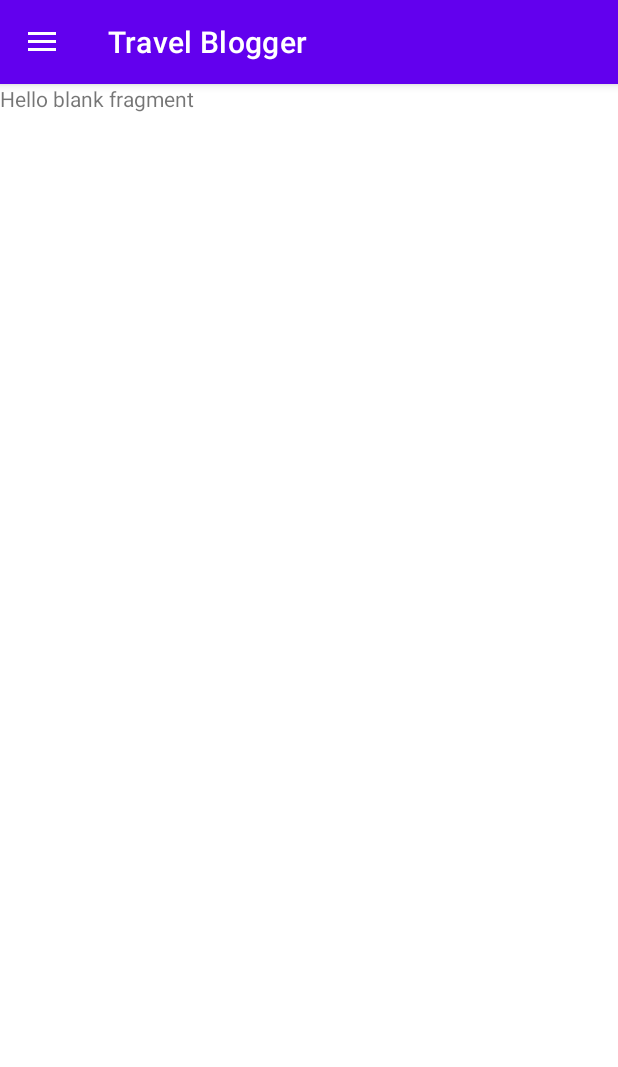
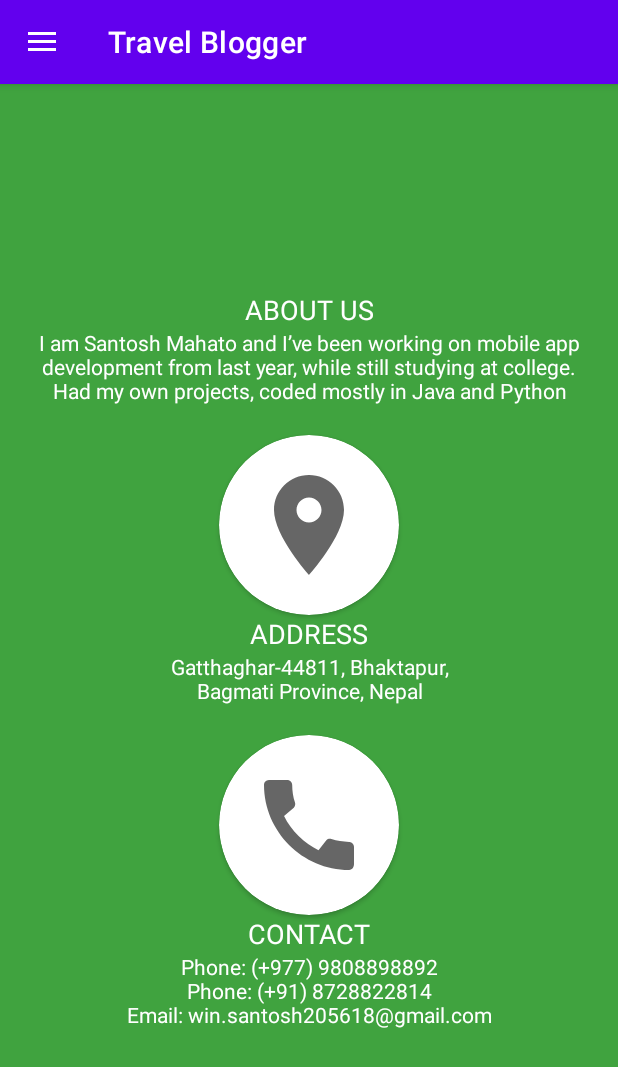
Before and after one commit to santosh199518/TravelBlogger, an Android app: the fragment AboutUsFrag placed in its activity, on a phone screen of 412 x 824 dp. Shown: the top 1067 px of the screen. Run offline under Robolectric (Android 15) with nearby library versions, the phone set to English and light mode, and no system bars; 3 statements that could not run were skipped.

Commit message:
October 10 commit

```diff
--- /dev/null
+++ b/app/src/main/res/drawable-anydpi/ic_contact.xml
@@ -0,0 +1,11 @@
+<vector xmlns:android="http://schemas.android.com/apk/res/android"
+    android:width="24dp"
+    android:height="24dp"
+    android:viewportWidth="24"
+    android:viewportHeight="24"
+    android:tint="#000000"
+    android:alpha="0.6">
+  <path
+      android:fillColor="@android:color/white"
+      android:pathData="M20.01,15.38c-1.23,0 -2.42,-0.2 -3.53,-0.56 -0.35,-0.12 -0.74,-0.03 -1.01,0.24l-1.57,1.97c-2.83,-1.35 -5.48,-3.9 -6.89,-6.83l1.95,-1.66c0.27,-0.28 0.35,-0.67 0.24,-1.02 -0.37,-1.11 -0.56,-2.3 -0.56,-3.53 0,-0.54 -0.45,-0.99 -0.99,-0.99H4.19C3.65,3 3,3.24 3,3.99 3,13.28 10.73,21 20.01,21c0.71,0 0.99,-0.63 0.99,-1.18v-3.45c0,-0.54 -0.45,-0.99 -0.99,-0.99z"/>
+</vector>
--- /dev/null
+++ b/app/src/main/res/drawable-anydpi/ic_location.xml
@@ -0,0 +1,11 @@
+<vector xmlns:android="http://schemas.android.com/apk/res/android"
+    android:width="24dp"
+    android:height="24dp"
+    android:viewportWidth="24"
+    android:viewportHeight="24"
+    android:tint="#000000"
+    android:alpha="0.6">
+  <path
+      android:fillColor="@android:color/white"
+      android:pathData="M12,2C8.13,2 5,5.13 5,9c0,5.25 7,13 7,13s7,-7.75 7,-13c0,-3.87 -3.13,-7 -7,-7zM12,11.5c-1.38,0 -2.5,-1.12 -2.5,-2.5s1.12,-2.5 2.5,-2.5 2.5,1.12 2.5,2.5 -1.12,2.5 -2.5,2.5z"/>
+</vector>
--- a/app/src/main/res/layout/fragment_about_us.xml
+++ b/app/src/main/res/layout/fragment_about_us.xml
@@ -3,12 +3,83 @@
     xmlns:tools="http://schemas.android.com/tools"
     android:layout_width="match_parent"
     android:layout_height="match_parent"
+    xmlns:app="http://schemas.android.com/apk/res-auto"
     tools:context=".AboutUsFrag">
 
-    <!-- TODO: Update blank fragment layout -->
-    <TextView
+    <LinearLayout
         android:layout_width="match_parent"
         android:layout_height="match_parent"
-        android:text="@string/hello_blank_fragment" />
+        android:gravity="center"
+        android:orientation="vertical"
+        android:background="#40A33F">
+        <TextView
+            android:layout_width="match_parent"
+            android:layout_height="wrap_content"
+            android:text="@string/about_us"
+            android:textColor="#FFF"
+            android:gravity="center_horizontal"
+            android:textSize="18sp"/>
+        <TextView
+            android:layout_width="match_parent"
+            android:layout_height="wrap_content"
+            android:text="@string/about_us_description"
+            android:textColor="#FFF"
+            android:gravity="center_horizontal"
+            android:textSize="14sp"
+            android:paddingStart="20dp"
+            android:paddingEnd="20dp"
+            android:layout_marginBottom="20dp"/>
+        <androidx.cardview.widget.CardView
+            android:layout_width="120dp"
+            android:layout_height="120dp"
+            android:elevation="12dp"
+            app:cardCornerRadius="60dp">
+            <ImageView
+                android:layout_width="80dp"
+                android:layout_height="80dp"
+                android:layout_gravity="center"
+                android:src="@drawable/ic_location"/>
+        </androidx.cardview.widget.CardView>
+        <TextView
+            android:layout_width="match_parent"
+            android:layout_height="wrap_content"
+            android:text="@string/address"
+            android:textColor="#FFF"
+            android:gravity="center_horizontal"
+            android:textSize="18sp"/>
+        <TextView
+            android:layout_width="match_parent"
+            android:layout_height="wrap_content"
+            android:text="@string/address_details"
+            android:textColor="#FFF"
+            android:gravity="center_horizontal"
+            android:textSize="14sp"
+            android:layout_marginBottom="20dp"/>
+        <androidx.cardview.widget.CardView
+            android:layout_width="120dp"
+            android:layout_height="120dp"
+            android:elevation="12dp"
+            app:cardCornerRadius="60dp">
+            <ImageView
+                android:layout_width="80dp"
+                android:layout_height="80dp"
+                android:layout_gravity="center"
+                android:src="@drawable/ic_contact"/>
+        </androidx.cardview.widget.CardView>
+        <TextView
+            android:layout_width="match_parent"
+            android:layout_height="wrap_content"
+            android:text="@string/contact"
+            android:textColor="#FFF"
+            android:gravity="center_horizontal"
+            android:textSize="18sp"/>
+        <TextView
+            android:layout_width="match_parent"
+            android:layout_height="wrap_content"
+            android:text="@string/contact_details"
+            android:textColor="#FFF"
+            android:gravity="center_horizontal"
+            android:textSize="14sp"/>
+    </LinearLayout>
 
 </FrameLayout>
--- a/app/src/main/res/values/strings.xml
+++ b/app/src/main/res/values/strings.xml
@@ -29,4 +29,10 @@
     <string name="design">Design</string>
     <string name="redundant">Redundant</string>
     <string name="submit">Submit</string>
+    <string name="about_us_description">I am Santosh Mahato and I’ve been working on mobile app development from last year, while still studying at college. Had my own projects, coded mostly in Java and Python</string>
+    <string name="about_us">ABOUT US</string>
+    <string name="address">ADDRESS</string>
+    <string name="address_details">Gatthaghar-44811, Bhaktapur,\nBagmati Province, Nepal</string>
+    <string name="contact_details">Phone: (+977) 9808898892\nPhone: (+91) 8728822814\nEmail: win.santosh205618@gmail.com</string>
+    <string name="contact">CONTACT</string>
 </resources>
```
Also changed, not shown: app/src/main/java/com/example/travelblogger/DBHelper.java (+43 -1 lines), app/src/main/java/com/example/travelblogger/FeedbackFrag.java (+18 -6 lines), app/src/main/res/drawable-hdpi/ic_contact.png (added), app/src/main/res/drawable-hdpi/ic_location.png (added), app/src/main/res/drawable-mdpi/ic_contact.png (added), app/src/main/res/drawable-mdpi/ic_location.png (added), app/src/main/res/drawable-xhdpi/ic_contact.png (added), app/src/main/res/drawable-xhdpi/ic_location.png (added), app/src/main/res/drawable-xxhdpi/ic_contact.png (added), app/src/main/res/drawable-xxhdpi/ic_location.png (added).
